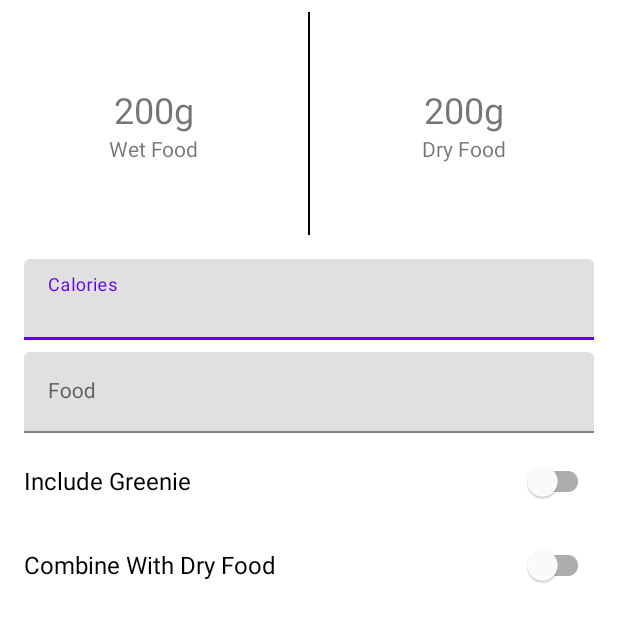
After one commit to Moonianne/Nuggets, an Android app: the layout calculate_fragment.xml on its own in the app's theme, with its tools: preview values and no code run, on a phone screen of 412 x 824 dp. The commit adds this screen. Shown: the top 622 px of the screen. Run offline under Robolectric (Android 15) with nearby library versions, the phone set to English and light mode, and no system bars.

Commit message:
Build out new input screen: calculate_fragment.zml.

```diff
--- a/app/src/main/java/com/gerardojim/nuggetscalculator/ui/main/domain/DoggyMealCalculator.kt
+++ b/app/src/main/java/com/gerardojim/nuggetscalculator/ui/main/domain/DoggyMealCalculator.kt
@@ -2,7 +2,7 @@ package com.gerardojim.nuggetscalculator.ui.main.domain
 
 import kotlin.math.floor
 
-open class DoggyMealCalculator {
+class DoggyMealCalculator {
 
     companion object {
         private const val KCAL_PER_GREENIE = 26
--- /dev/null
+++ b/app/src/main/res/layout/calculate_fragment.xml
@@ -0,0 +1,134 @@
+<?xml version="1.0" encoding="utf-8"?>
+<androidx.constraintlayout.widget.ConstraintLayout xmlns:android="http://schemas.android.com/apk/res/android"
+    xmlns:app="http://schemas.android.com/apk/res-auto"
+    xmlns:tools="http://schemas.android.com/tools"
+    android:layout_width="match_parent"
+    android:layout_height="match_parent">
+
+    <TextView
+        android:id="@+id/wet_food_total"
+        android:layout_width="wrap_content"
+        android:layout_height="wrap_content"
+        android:textSize="@dimen/measurement_text"
+        app:layout_constraintBottom_toTopOf="@id/wet_food_label"
+        app:layout_constraintEnd_toStartOf="@id/separator"
+        app:layout_constraintStart_toStartOf="parent"
+        app:layout_constraintTop_toTopOf="parent"
+        app:layout_constraintVertical_chainStyle="packed"
+        tools:text="200g" />
+
+    <TextView
+        android:id="@+id/wet_food_label"
+        android:layout_width="wrap_content"
+        android:layout_height="wrap_content"
+        app:layout_constraintBottom_toTopOf="@id/measurement_guideline"
+        app:layout_constraintEnd_toStartOf="@id/separator"
+        app:layout_constraintStart_toStartOf="parent"
+        app:layout_constraintTop_toBottomOf="@id/wet_food_total"
+        tools:text="Wet Food" />
+
+    <View
+        android:id="@+id/separator"
+        android:layout_width="1dp"
+        android:layout_height="0dp"
+        android:layout_margin="8dp"
+        android:background="@color/black"
+        app:layout_constraintBottom_toTopOf="@id/measurement_guideline"
+        app:layout_constraintEnd_toEndOf="parent"
+        app:layout_constraintStart_toStartOf="parent"
+        app:layout_constraintTop_toTopOf="parent" />
+
+    <TextView
+        android:id="@+id/dry_food_total"
+        android:layout_width="wrap_content"
+        android:layout_height="wrap_content"
+        android:textSize="@dimen/measurement_text"
+        app:layout_constraintBottom_toTopOf="@id/dry_food_label"
+        app:layout_constraintEnd_toEndOf="parent"
+        app:layout_constraintStart_toEndOf="@id/separator"
+        app:layout_constraintTop_toTopOf="parent"
+        app:layout_constraintVertical_chainStyle="packed"
+        tools:text="200g" />
+
+    <TextView
+        android:id="@+id/dry_food_label"
+        android:layout_width="wrap_content"
+        android:layout_height="wrap_content"
+        app:layout_constraintBottom_toTopOf="@id/measurement_guideline"
+        app:layout_constraintEnd_toEndOf="parent"
+        app:layout_constraintStart_toEndOf="@id/separator"
+        app:layout_constraintTop_toBottomOf="@id/dry_food_total"
+        tools:text="Dry Food" />
+
+    <androidx.constraintlayout.widget.Guideline
+        android:id="@+id/measurement_guideline"
+        android:layout_width="match_parent"
+        android:layout_height="wrap_content"
+        android:orientation="horizontal"
+        app:layout_constraintGuide_percent="0.2" />
+
+    <com.google.android.material.textfield.TextInputLayout
+        android:id="@+id/calories_edit_text_layout"
+        android:layout_width="match_parent"
+        android:layout_height="wrap_content"
+        android:layout_marginHorizontal="16dp"
+        android:layout_marginVertical="8dp"
+        android:hint="Calories"
+        app:layout_constraintEnd_toEndOf="parent"
+        app:layout_constraintStart_toStartOf="parent"
+        app:layout_constraintTop_toBottomOf="@id/measurement_guideline">
+
+        <com.google.android.material.textfield.TextInputEditText
+            android:id="@+id/calories_edit_text"
+            style="@style/Widget.MaterialComponents.TextInputLayout.OutlinedBox"
+            android:layout_width="match_parent"
+            android:layout_height="wrap_content" />
+    </com.google.android.material.textfield.TextInputLayout>
+
+    <com.google.android.material.textfield.TextInputLayout
+        android:id="@+id/food_dropdown_layout"
+        android:layout_width="match_parent"
+        android:layout_height="wrap_content"
+        android:layout_marginHorizontal="16dp"
+        android:hint="Food"
+        android:layout_marginVertical="8dp"
+        app:layout_constraintEnd_toEndOf="parent"
+        app:layout_constraintStart_toStartOf="parent"
+        app:layout_constraintTop_toBottomOf="@id/calories_edit_text_layout">
+
+        <com.google.android.material.textfield.MaterialAutoCompleteTextView
+            android:id="@+id/food_dropdown"
+            style="@style/Widget.MaterialComponents.TextInputLayout.OutlinedBox.ExposedDropdownMenu"
+            android:layout_width="match_parent"
+            android:layout_height="wrap_content" />
+    </com.google.android.material.textfield.TextInputLayout>
+
+    <com.google.android.material.switchmaterial.SwitchMaterial
+        android:id="@+id/greenie_switch"
+        android:layout_width="match_parent"
+        android:layout_height="wrap_content"
+        android:layout_gravity="center_horizontal"
+        android:layout_marginHorizontal="16dp"
+        android:layout_marginVertical="8dp"
+        android:hapticFeedbackEnabled="true"
+        android:text="Include Greenie"
+        android:textSize="16sp"
+        app:layout_constraintEnd_toEndOf="parent"
+        app:layout_constraintStart_toStartOf="parent"
+        app:layout_constraintTop_toBottomOf="@id/food_dropdown_layout" />
+
+    <com.google.android.material.switchmaterial.SwitchMaterial
+        android:id="@+id/dryfood_switch"
+        android:layout_width="match_parent"
+        android:layout_height="wrap_content"
+        android:layout_gravity="center_horizontal"
+        android:layout_marginHorizontal="16dp"
+        android:layout_marginVertical="8dp"
+        android:hapticFeedbackEnabled="true"
+        android:text="Combine With Dry Food"
+        android:textSize="16sp"
+        app:layout_constraintEnd_toEndOf="parent"
+        app:layout_constraintStart_toStartOf="parent"
+        app:layout_constraintTop_toBottomOf="@id/greenie_switch" />
+
+</androidx.constraintlayout.widget.ConstraintLayout>
--- a/app/src/main/res/layout/main_activity.xml
+++ b/app/src/main/res/layout/main_activity.xml
@@ -1,5 +1,5 @@
 <?xml version="1.0" encoding="utf-8"?>
-<FrameLayout xmlns:android="http://schemas.android.com/apk/res/android"
+<androidx.fragment.app.FragmentContainerView xmlns:android="http://schemas.android.com/apk/res/android"
     xmlns:tools="http://schemas.android.com/tools"
     android:id="@+id/container"
     android:layout_width="match_parent"
--- /dev/null
+++ b/app/src/main/res/values/dimens.xml
@@ -0,0 +1,4 @@
+<?xml version="1.0" encoding="utf-8"?>
+<resources>
+    <dimen name="measurement_text">24sp</dimen>
+</resources>
```
Also changed, not shown: 1 other file.
